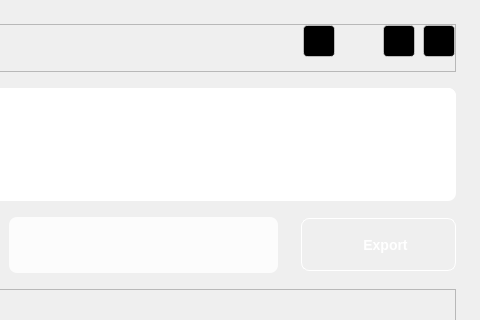
First picture: the form in ui/WSpeechGenerationUi.ui, repository yechaoGitHub/AI, before the edit; both pictures show x 598 to 1078 and y 0 to 320 of the 1078 by 418 pixel window.
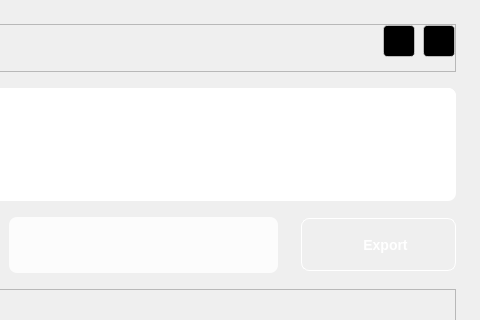
Second picture: the form after the edit. Icons and pictures are not drawn. Custom widgets are drawn as their Qt base class.

```diff
--- a/ui/WSpeechGenerationUi.ui
+++ b/ui/WSpeechGenerationUi.ui
@@ -183,43 +183,6 @@
         </property>
        </spacer>
       </item>
-      <item>
-       <widget class="QPushButton" name="pb_convGuide">
-        <property name="minimumSize">
-         <size>
-          <width>32</width>
-          <height>32</height>
-         </size>
-        </property>
-        <property name="maximumSize">
-         <size>
-          <width>32</width>
-          <height>32</height>
-         </size>
-        </property>
-        <property name="cursor">
-         <cursorShape>PointingHandCursor</cursorShape>
-        </property>
-        <property name="styleSheet">
-         <string notr="true">background-image:url(:/QtTest/icon/btn_robot.png);
-background-color:rgb(0,0,0);
-background-position: center;
-background-repeat: no-repeat;
-border:1px solid;
-border-radius:4px;
-border-color:rgba(255,255,255,50%);</string>
-        </property>
-        <property name="text">
-         <string/>
-        </property>
-        <property name="autoDefault">
-         <bool>true</bool>
-        </property>
-        <property name="flat">
-         <bool>true</bool>
-        </property>
-       </widget>
-      </item>
       <item>
        <widget class="QPushButton" name="pb_lock">
         <property name="minimumSize">
```
Left out of the diff: 4 changed lines with no effect on the pictures.
